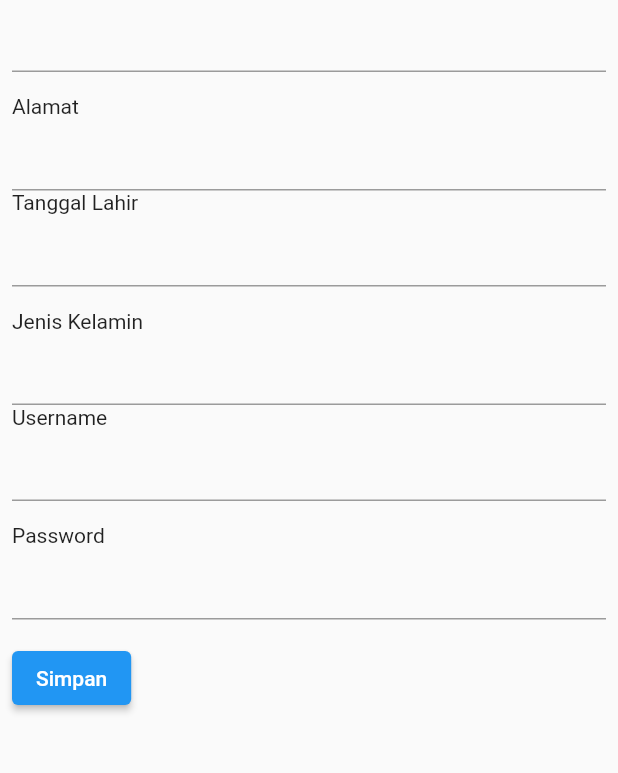
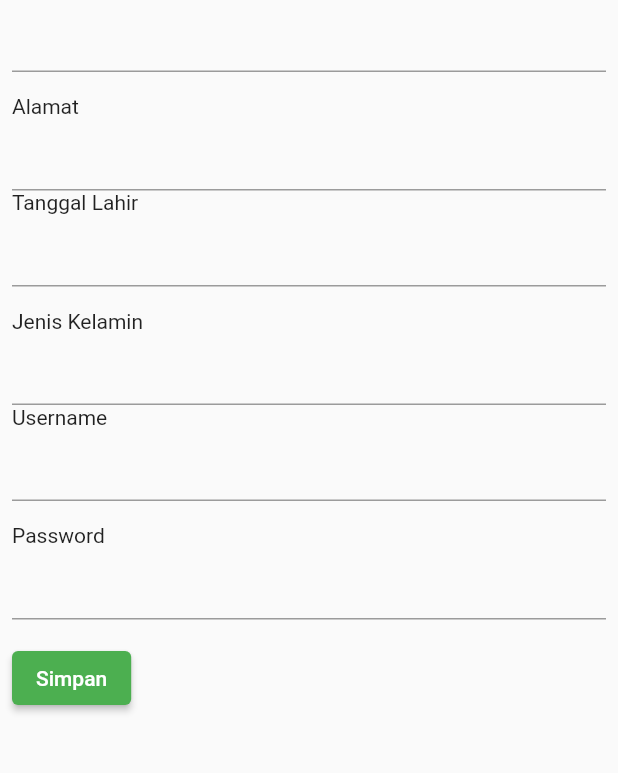
Before and after one commit to randyprimaputra/jobtes, a Flutter app: the AdminPage screen opened directly, after a tap on the "add" icon, on a phone screen of 412 x 824 dp, the part 126-899 px from its top. Run offline on Flutter 3.47's test engine with Material 2 defaults, Android fonts, the phone set to English and light mode, and no system bars; our stand-ins replace fluttertoast, google_fonts, shared_preferences, sqflite; accounts and stored records are empty; network calls fail.

Commit message:
update
update

```diff
--- a/flutter_apk/lib/db/database_instance.dart
+++ b/flutter_apk/lib/db/database_instance.dart
@@ -65,7 +65,7 @@ class DatabaseInstance {
   // Create Table Membercard
   Future _onCreate(Database db, int version) async {
     await db.execute(
-        'CREATE TABLE $tableMemberCard ($kodeMember INTEGER PRIMARY KEY, $name TEXT , $alamat TEXT , $tanggalLahir TEXT NULL,$jenisKelamin TEXT ,$username TEXT ,$password TEXT )');
+        'CREATE TABLE $tableMemberCard ($kodeMember INTEGER PRIMARY KEY, $name TEXT , $alamat TEXT , $tanggalLahir TEXT NULL,$jenisKelamin TEXT ,$username TEXT UNIQUE ,$password TEXT )');
   }
 
   // Fetch All Data Table Membercard
@@ -114,7 +114,7 @@ class DatabaseInstance {
     return query;
   }
 
- // Login
+  // Login
   Future<bool> login(String username, String password) async {
     final db = await database();
     final result = await db.query(
--- a/flutter_apk/lib/pages/admin_page.dart
+++ b/flutter_apk/lib/pages/admin_page.dart
@@ -2,11 +2,11 @@
 
 import 'package:flutter/foundation.dart';
 import 'package:flutter/material.dart';
-import 'package:flutter_apk/pages/member/update_member_page.dart';
+import 'member/update_member_page.dart';
 import 'package:fluttertoast/fluttertoast.dart';
-import '../db/database_instance.dart';
-import './member/create_member_page.dart';
-import '../model/membercard_model.dart';
+import '/db/database_instance.dart';
+import 'member/create_member_page.dart';
+import '/model/membercard_model.dart';
 
 class AdminPage extends StatefulWidget {
   const AdminPage({super.key});
@@ -56,6 +56,7 @@ class _AdminPageState extends State<AdminPage> {
                 msg: 'Member has been deleted',
                 toastLength: Toast.LENGTH_SHORT,
                 gravity: ToastGravity.BOTTOM,
+                backgroundColor: Colors.red,
                 timeInSecForIosWeb: 2,
               );
             },
@@ -125,13 +126,11 @@ class _AdminPageState extends State<AdminPage> {
                     );
                   }
                   if (snapshot.hasData) {
-                    return Expanded(
-                      child: ListView.builder(
+                    return ListView.builder(
                         itemCount: snapshot.data!.length,
                         itemBuilder: (context, index) {
                           return ListTile(
-                              title:
-                                  Text(snapshot.data![index].name.toString()),
+                            title: Text(snapshot.data![index].name.toString()),
                             subtitle: Text(snapshot.data![index].username!),
                             leading: const Icon(Icons.person),
                             trailing: SizedBox(
@@ -163,8 +162,7 @@ class _AdminPageState extends State<AdminPage> {
                               ),
                             ),
                           );
-                          }),
-                    );
+                        });
                   } else {
                     if (kDebugMode) {
                       print(snapshot.error);
--- a/flutter_apk/lib/pages/member/create_member_page.dart
+++ b/flutter_apk/lib/pages/member/create_member_page.dart
@@ -1,6 +1,6 @@
 import 'package:flutter/material.dart';
-import 'package:flutter_apk/components/my_appbar.dart';
-import 'package:flutter_apk/db/database_instance.dart';
+import '/components/my_appbar.dart';
+import '/db/database_instance.dart';
 import 'package:fluttertoast/fluttertoast.dart';
 
 class CreateMemberPage extends StatefulWidget {
@@ -35,7 +35,6 @@ class _CreateMemberPageState extends State<CreateMemberPage> {
       body: Padding(
         padding: const EdgeInsets.all(8.0),
         child: SingleChildScrollView(
-          child: Expanded(
           child: Column(
             crossAxisAlignment: CrossAxisAlignment.start,
             children: [
@@ -56,7 +55,6 @@ class _CreateMemberPageState extends State<CreateMemberPage> {
               TextField(controller: passwordController),
               const SizedBox(height: 15),
               ElevatedButton(
-
                 onPressed: () async {
                   await databaseInstance.insertDataMemberCard({
                     'name': nameController.text,
@@ -78,17 +76,16 @@ class _CreateMemberPageState extends State<CreateMemberPage> {
                   } else {
                     Fluttertoast.showToast(
                         msg: 'Create member success',
-                        backgroundColor: Colors.green
-                      );
+                        backgroundColor: Colors.green);
                     Navigator.pop(context);
                   }
                 },
-
                 child: const Text('Simpan'),
-
+                style: ButtonStyle(
+                  backgroundColor: MaterialStateProperty.all(Colors.green),
+                ),
               )
             ],
-            ),
           ),
         ),
       ),
--- a/flutter_apk/lib/pages/member/member_page.dart
+++ b/flutter_apk/lib/pages/member/member_page.dart
@@ -1,9 +1,9 @@
 // ignore_for_file: prefer_const_constructors
 
 import 'package:flutter/material.dart';
-import '../../components/my_appbar.dart';
-import '../../db/database_instance.dart';
-import '../../model/membercard_model.dart';
+import '/components/my_appbar.dart';
+import '/db/database_instance.dart';
+import '/model/membercard_model.dart';
 
 class MemberPage extends StatefulWidget {
   final MemberCardModel? member;
--- a/flutter_apk/lib/pages/member/update_member_page.dart
+++ b/flutter_apk/lib/pages/member/update_member_page.dart
@@ -47,7 +47,6 @@ class _UpdateMemberCard extends State<UpdateMemberPage> {
       body: Padding(
         padding: const EdgeInsets.all(8.0),
         child: SingleChildScrollView(
-          child: Expanded(
           child: Column(
             crossAxisAlignment: CrossAxisAlignment.start,
             children: [
@@ -88,8 +87,7 @@ class _UpdateMemberCard extends State<UpdateMemberPage> {
                   // Show a toast message to confirm the update
                   Fluttertoast.showToast(
                       msg: 'Update member success',
-                      backgroundColor: Colors.green
-                    );
+                      backgroundColor: Colors.green);
 
                   // Pop the current page
                   Navigator.pop(context);
@@ -100,7 +98,6 @@ class _UpdateMemberCard extends State<UpdateMemberPage> {
           ),
         ),
       ),
-      ),
     );
   }
 }
--- a/flutter_apk/pubspec.yaml
+++ b/flutter_apk/pubspec.yaml
@@ -26,6 +26,7 @@ dependencies:
   flutter_lints: ^1.0.0
   shared_preferences: ^2.0.15
   http: ^0.13.5
+  change_app_package_name: ^1.1.0
 
 # For information on the generic Dart part of this file, see the
 # following page: https://dart.dev/tools/pub/pubspec
```
Also changed, not shown: flutter_apk/lib/pages/login_page.dart (+8 -11 lines), flutter_apk/pubspec.lock, 6 other files. Lines whose indentation alone changed are shown as unchanged.
